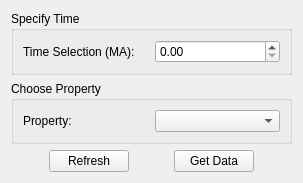
Above: scripts/orange-widget/attr_at_time.ui from GPlates/GPlates before the change. Below: the same form after it.
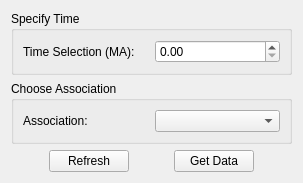
That is the form after the change.

```diff
--- a/scripts/orange-widget/attr_at_time.ui
+++ b/scripts/orange-widget/attr_at_time.ui
@@ -40,7 +40,7 @@
    <item>
     <widget class="QGroupBox" name="groupBox_2">
      <property name="title">
-      <string>Choose Property</string>
+      <string>Choose Association</string>
      </property>
      <layout class="QVBoxLayout" name="verticalLayout">
       <item>
@@ -48,7 +48,7 @@
         <item>
          <widget class="QLabel" name="label_4">
           <property name="text">
-           <string>Property:</string>
+           <string>Association:</string>
           </property>
          </widget>
         </item>
```
Left out of the diff: 1 changed line with no effect on the pictures.
